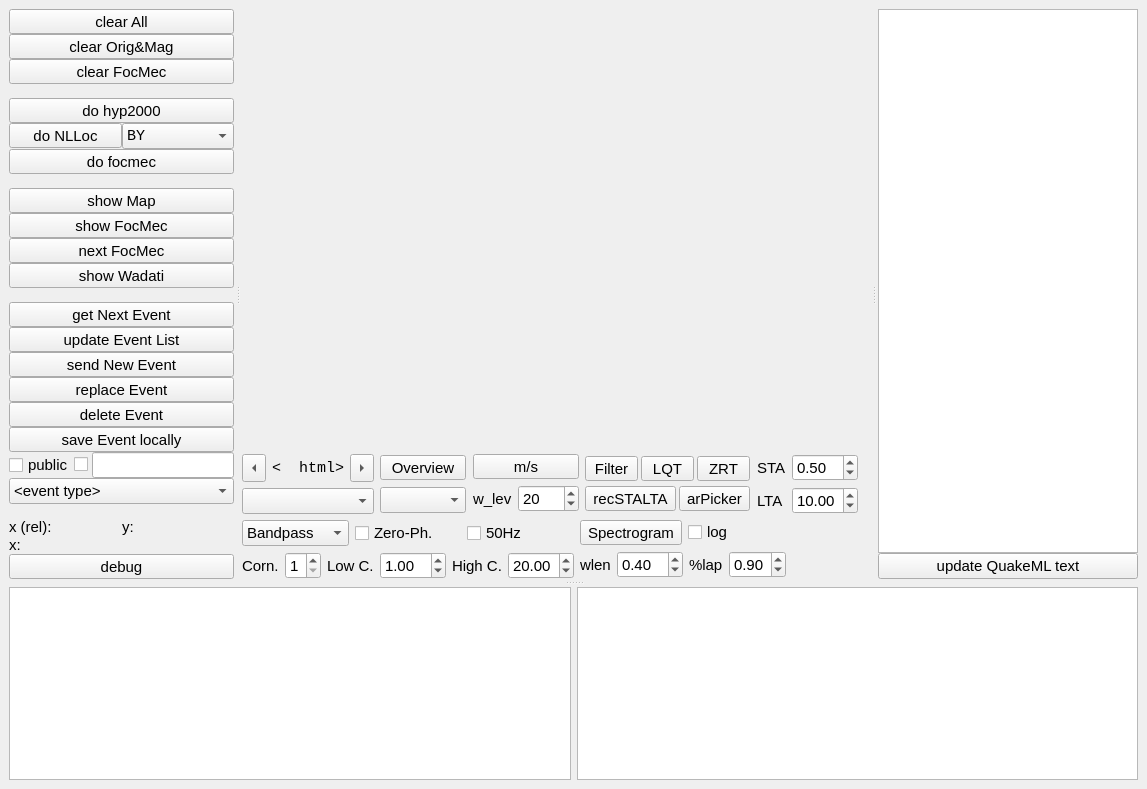
This is qt_designer.ui in megies/obspyck as Qt 5 draws it before an edit. The edited form follows.
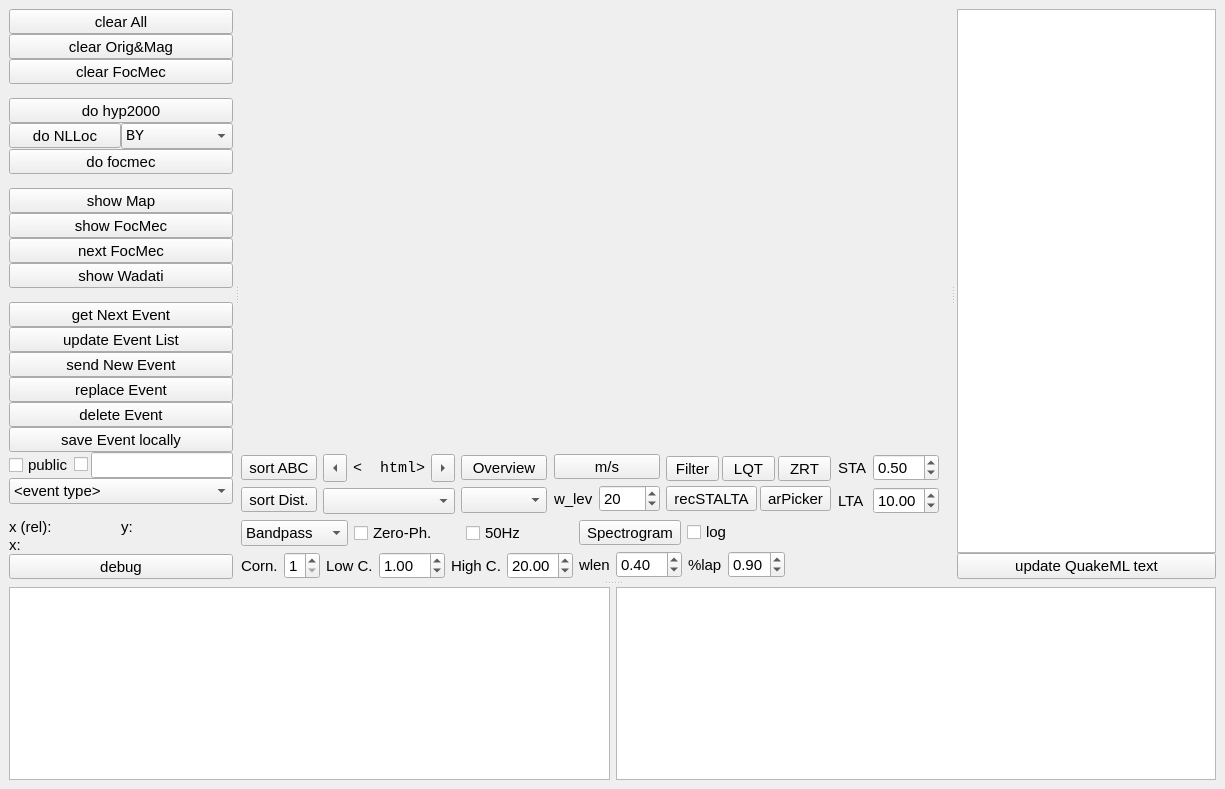
This is the edited form. Icons and pictures are not drawn. Custom widgets are drawn as their Qt base class.

Commit message:
add buttons to sort streams by epicentral distance
(and back to alphabetically)

```diff
--- a/qt_designer.ui
+++ b/qt_designer.ui
@@ -6,7 +6,7 @@
    <rect>
     <x>0</x>
     <y>0</y>
-    <width>1147</width>
+    <width>1225</width>
     <height>789</height>
    </rect>
   </property>
@@ -961,6 +961,36 @@
                  <property name="sizeConstraint">
                   <enum>QLayout::SetMinimumSize</enum>
                  </property>
+                 <item>
+                  <layout class="QVBoxLayout" name="verticalLayout_6">
+                   <item>
+                    <widget class="QToolButton" name="qToolButton_sort_abc">
+                     <property name="focusPolicy">
+                      <enum>Qt::NoFocus</enum>
+                     </property>
+                     <property name="toolTip">
+                      <string>sort streams alphabetically</string>
+                     </property>
+                     <property name="text">
+                      <string>sort ABC</string>
+                     </property>
+                    </widget>
+                   </item>
+                   <item>
+                    <widget class="QToolButton" name="qToolButton_sort_distance">
+                     <property name="focusPolicy">
+                      <enum>Qt::NoFocus</enum>
+                     </property>
+                     <property name="toolTip">
+                      <string>sort streams by epicentral distance</string>
+                     </property>
+                     <property name="text">
+                      <string>sort Dist.</string>
+                     </property>
+                    </widget>
+                   </item>
+                  </layout>
+                 </item>
                  <item>
                   <layout class="QVBoxLayout" name="VerticalLayout">
                    <property name="spacing">
```
Left out of the diff: 2 changed lines with no effect on the pictures. The commit also changes 3 other files.
